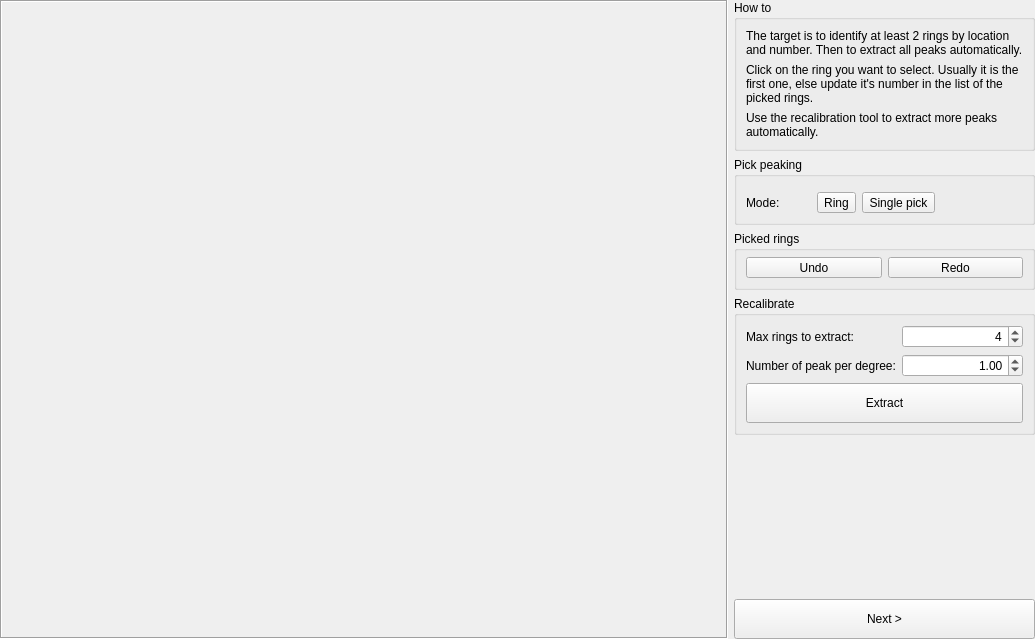
This is pyFAI/resources/gui/calibration-peakpicking.ui in silx-kit/pyFAI as Qt 5 draws it before an edit. The edited form follows.
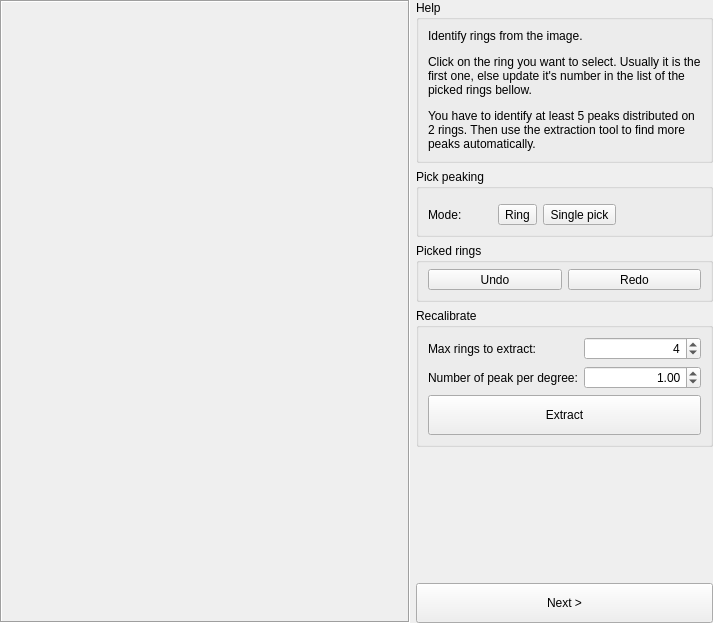
This is the edited form.

Diff of the .ui file:
```diff
--- a/pyFAI/resources/gui/calibration-peakpicking.ui
+++ b/pyFAI/resources/gui/calibration-peakpicking.ui
@@ -6,8 +6,8 @@
    <rect>
     <x>0</x>
     <y>0</y>
-    <width>1035</width>
-    <height>639</height>
+    <width>713</width>
+    <height>623</height>
    </rect>
   </property>
   <property name="windowTitle">
@@ -45,33 +45,13 @@
          </sizepolicy>
         </property>
         <property name="title">
-         <string>How to</string>
+         <string>Help</string>
         </property>
         <layout class="QVBoxLayout" name="verticalLayout_12">
          <item>
           <widget class="QLabel" name="label_40">
            <property name="text">
-            <string>The target is to identify at least 2 rings by location and number. Then to extract all peaks automatically.</string>
-           </property>
-           <property name="wordWrap">
-            <bool>true</bool>
-           </property>
-          </widget>
-         </item>
-         <item>
-          <widget class="QLabel" name="label_41">
-           <property name="text">
-            <string>Click on the ring you want to select. Usually it is the first one, else update it's number in the list of the picked rings.</string>
-           </property>
-           <property name="wordWrap">
-            <bool>true</bool>
-           </property>
-          </widget>
-         </item>
-         <item>
-          <widget class="QLabel" name="label_43">
-           <property name="text">
-            <string>Use the recalibration tool to extract more peaks automatically.</string>
+            <string>&lt;html&gt;&lt;head/&gt;&lt;body&gt;&lt;p&gt;Identify rings from the image.&lt;/p&gt;&lt;p&gt;Click on the ring you want to select. Usually it is the first one, else update it's number in the list of the picked rings bellow.&lt;/p&gt;&lt;p&gt;You have to identify at least 5 peaks distributed on 2 rings. Then use the extraction tool to find more peaks automatically.&lt;/p&gt;&lt;/body&gt;&lt;/html&gt;</string>
            </property>
            <property name="wordWrap">
             <bool>true</bool>
```
